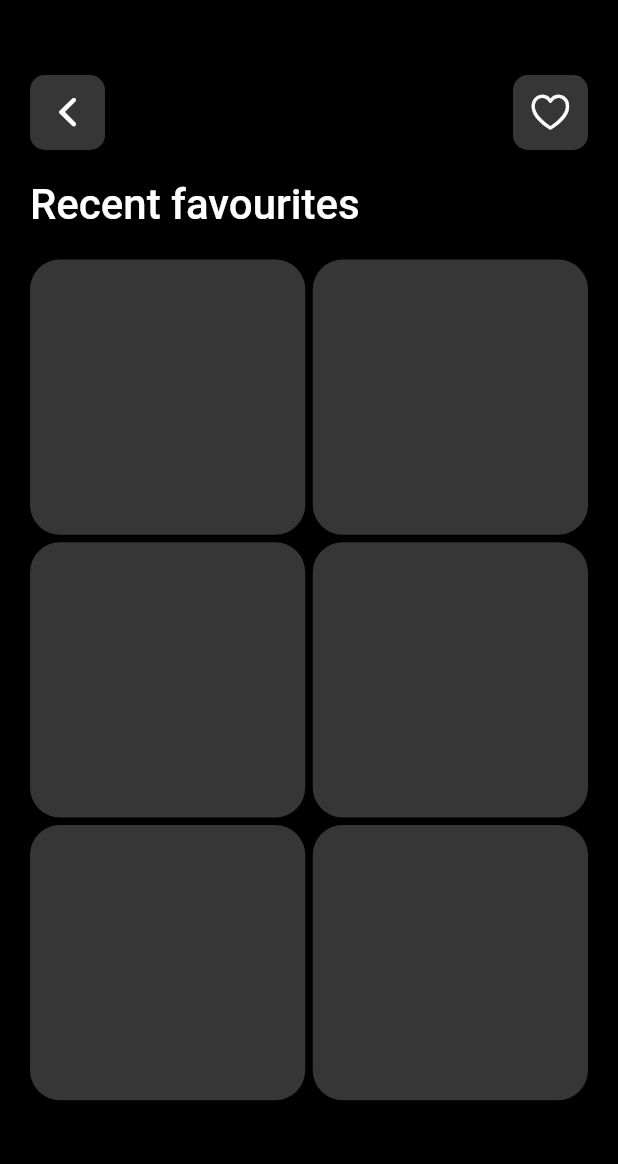
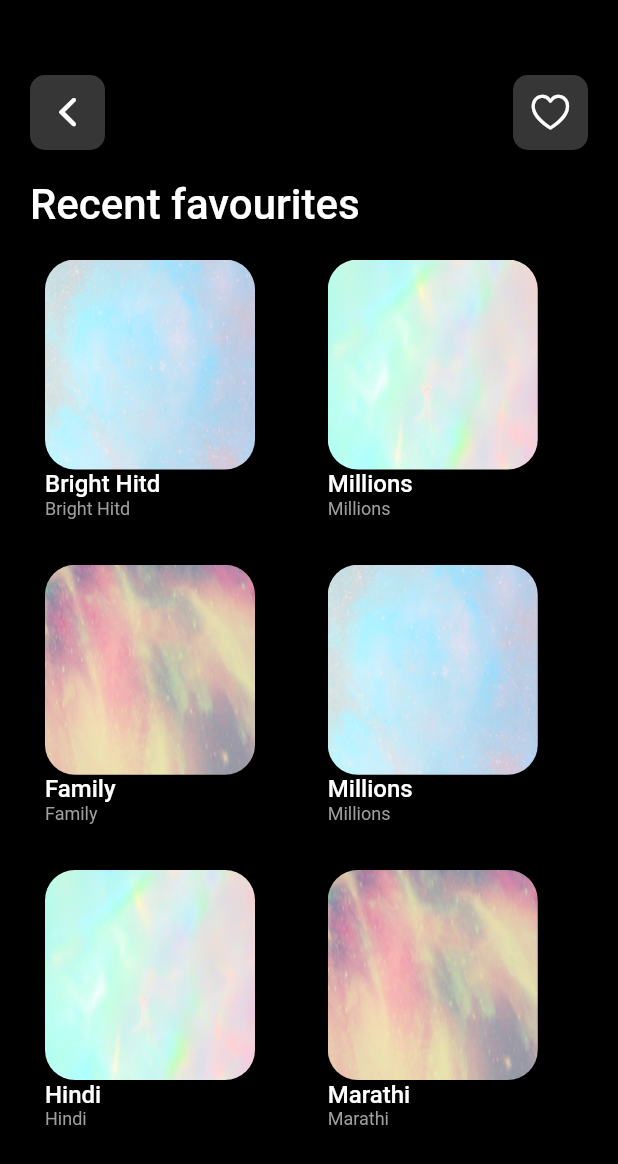
Before and after one commit to SHEKHAR02002/musicapp, a Flutter app: the Search screen opened directly, on a phone screen of 412 x 824 dp. Shown: the top 1164 px of the screen. Run offline on Flutter 3.47's test engine with Material 2 defaults, Android fonts, the phone set to English and light mode, and no system bars; Roboto replaces fonts that are missing (Overpass).

Commit message:
second page front end completed

```diff
--- a/lib/screens/searchpage.dart
+++ b/lib/screens/searchpage.dart
@@ -1,6 +1,7 @@
 import 'package:flutter/cupertino.dart';
 import 'package:flutter/material.dart';
 import 'package:musicapp/Theme/color.dart';
+import 'package:musicapp/widget/recentfavcard.dart';
 
 class Search extends StatefulWidget {
   const Search({super.key});
@@ -10,6 +11,20 @@ class Search extends StatefulWidget {
 }
 
 class _SearchState extends State<Search> {
+  // List images = [
+  //   'assets/images/one.png',
+  //   'assets/images/two.jpg',
+  //   'assets/images/three.jpg'
+  // ];
+  // List title = [
+  //   'Bright Hits',
+  //   'Millions',
+  //   'Family',
+  //   'Millions',
+  //   'Hindi',
+  //   'Marathi'
+  // ];
+
   @override
   Widget build(BuildContext context) {
     return Scaffold(
@@ -65,16 +80,26 @@ class _SearchState extends State<Search> {
             physics: const NeverScrollableScrollPhysics(),
             itemCount: 6,
             gridDelegate: const SliverGridDelegateWithFixedCrossAxisCount(
-                crossAxisCount: 2, mainAxisSpacing: 5, crossAxisSpacing: 5),
-            itemBuilder: (context, index) => Container(
-                  height: 140,
-                  width: 140,
-                  decoration: BoxDecoration(
-                    color: transparntgrey,
-                    borderRadius: BorderRadius.circular(20),
-                  ),
+                crossAxisCount: 2, mainAxisSpacing: 20, crossAxisSpacing: 5),
+            itemBuilder: (context, index) => RecentFavCard(
+                  choice: choices[index],
                 ))
       ]),
     ));
   }
 }
+
+class Choice {
+  const Choice({required this.title, required this.icon});
+  final String title;
+  final String icon;
+}
+
+const List<Choice> choices = <Choice>[
+  Choice(title: 'Bright Hitd', icon: 'assets/images/one.png'),
+  Choice(title: 'Millions', icon: 'assets/images/two.jpg'),
+  Choice(title: 'Family', icon: 'assets/images/three.jpg'),
+  Choice(title: 'Millions', icon: 'assets/images/one.png'),
+  Choice(title: 'Hindi', icon: 'assets/images/two.jpg'),
+  Choice(title: 'Marathi', icon: 'assets/images/three.jpg'),
+];
--- /dev/null
+++ b/lib/widget/recentfavcard.dart
@@ -0,0 +1,49 @@
+import 'package:flutter/material.dart';
+import 'package:musicapp/Theme/color.dart';
+import 'package:musicapp/screens/searchpage.dart';
+
+class RecentFavCard extends StatefulWidget {
+  final Choice choice;
+  const RecentFavCard({super.key, e, required this.choice});
+
+  @override
+  State<RecentFavCard> createState() => _RecentFavCardState();
+}
+
+class _RecentFavCardState extends State<RecentFavCard> {
+  @override
+  Widget build(BuildContext context) {
+    return Container(
+      height: 250,
+      color: black,
+      child: Padding(
+        padding: const EdgeInsets.symmetric(horizontal: 10),
+        child: Column(
+          crossAxisAlignment: CrossAxisAlignment.start,
+          children: [
+            Container(
+              height: 140,
+              width: 140,
+              decoration: BoxDecoration(
+                image: DecorationImage(
+                  image: AssetImage(widget.choice.icon),
+                  fit: BoxFit.fill,
+                ),
+                borderRadius: BorderRadius.circular(20),
+              ),
+            ),
+            Text(
+              widget.choice.title,
+              style: TextStyle(
+                  fontSize: 16, fontWeight: FontWeight.w500, color: white),
+            ),
+            Text(
+              widget.choice.title,
+              style: TextStyle(fontSize: 12, color: grey),
+            )
+          ],
+        ),
+      ),
+    );
+  }
+}
--- a/pubspec.yaml
+++ b/pubspec.yaml
@@ -59,9 +59,10 @@ flutter:
   uses-material-design: true
 
   # To add assets to your application, add an assets section, like this:
-  # assets:
-  #   - images/a_dot_burr.jpeg
+  assets:
+    - assets/images/
   #   - images/a_dot_ham.jpeg
+
 
   # An image asset can refer to one or more resolution-specific "variants", see
   # https://flutter.dev/assets-and-images/#resolution-aware
```
Also changed, not shown: assets/images/one.png (added), assets/images/three.jpg (added), assets/images/two.jpg (added).
